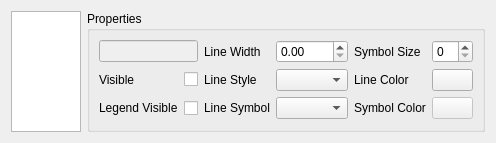
This is itom1DQwtPlot/widgetCurveProperties.ui in itom-project/designerPlugins as Qt 5 draws it before an edit. The edited form follows.
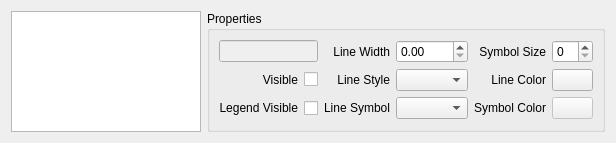
This is the edited form. Custom widgets are drawn as their Qt base class.

Commit message: itom1dQwtPlot: bug fix... legendFont is no longer set to default if any property of a curve or a plot is changed. Furthermore the titles of the curves are synchronized between the properties dialog and curve properties widget. Also :lipstick: in widgetCurveProperties.ui.

The edit to the form file:
```diff
--- a/itom1DQwtPlot/widgetCurveProperties.ui
+++ b/itom1DQwtPlot/widgetCurveProperties.ui
@@ -6,7 +6,7 @@
    <rect>
     <x>0</x>
     <y>0</y>
-    <width>493</width>
+    <width>616</width>
     <height>138</height>
    </rect>
   </property>
@@ -50,6 +50,9 @@
         <property name="text">
          <string>Visible</string>
         </property>
+        <property name="alignment">
+         <set>Qt::AlignRight|Qt::AlignTrailing|Qt::AlignVCenter</set>
+        </property>
        </widget>
       </item>
       <item row="1" column="1">
@@ -67,6 +70,9 @@
         <property name="text">
          <string>Legend Visible</string>
         </property>
+        <property name="alignment">
+         <set>Qt::AlignRight|Qt::AlignTrailing|Qt::AlignVCenter</set>
+        </property>
        </widget>
       </item>
       <item row="2" column="1">
@@ -82,79 +88,106 @@
         </property>
        </widget>
       </item>
-      <item row="0" column="3">
+      <item row="0" column="2">
        <widget class="QLabel" name="label_2">
+        <property name="layoutDirection">
+         <enum>Qt::LeftToRight</enum>
+        </property>
         <property name="text">
          <string>Line Width</string>
         </property>
+        <property name="alignment">
+         <set>Qt::AlignRight|Qt::AlignTrailing|Qt::AlignVCenter</set>
+        </property>
        </widget>
       </item>
-      <item row="0" column="4">
+      <item row="0" column="3">
        <widget class="QDoubleSpinBox" name="doubleSpinBoxLineWidth">
         <property name="keyboardTracking">
          <bool>false</bool>
         </property>
        </widget>
       </item>
-      <item row="1" column="3">
+      <item row="1" column="2">
        <widget class="QLabel" name="label">
+        <property name="sizePolicy">
+         <sizepolicy hsizetype="Preferred" vsizetype="Preferred">
+          <horstretch>0</horstretch>
+          <verstretch>0</verstretch>
+         </sizepolicy>
+        </property>
         <property name="text">
          <string>Line Style</string>
         </property>
+        <property name="alignment">
+         <set>Qt::AlignRight|Qt::AlignTrailing|Qt::AlignVCenter</set>
+        </property>
        </widget>
       </item>
-      <item row="1" column="4">
+      <item row="1" column="3">
        <widget class="QComboBox" name="comboBoxLineStyle"/>
       </item>
-      <item row="2" column="3">
+      <item row="2" column="2">
        <widget class="QLabel" name="label_6">
         <property name="text">
          <string>Line Symbol</string>
         </property>
+        <property name="alignment">
+         <set>Qt::AlignRight|Qt::AlignTrailing|Qt::AlignVCenter</set>
+        </property>
        </widget>
       </item>
-      <item row="2" column="4">
+      <item row="2" column="3">
        <widget class="QComboBox" name="comboBoxLineSymbol"/>
       </item>
-      <item row="0" column="5">
+      <item row="0" column="4">
        <widget class="QLabel" name="label_7">
         <property name="text">
          <string>Symbol Size</string>
         </property>
+        <property name="alignment">
+         <set>Qt::AlignRight|Qt::AlignTrailing|Qt::AlignVCenter</set>
+        </property>
        </widget>
       </item>
-      <item row="0" column="6">
+      <item row="0" column="5">
        <widget class="QSpinBox" name="spinBoxSymbolSize">
         <property name="keyboardTracking">
          <bool>false</bool>
         </property>
        </widget>
       </item>
-      <item row="1" column="5">
+      <item row="1" column="4">
        <widget class="QLabel" name="label_5">
         <property name="text">
          <string>Line Color</string>
         </property>
+        <property name="alignment">
+         <set>Qt::AlignRight|Qt::AlignTrailing|Qt::AlignVCenter</set>
+        </property>
        </widget>
       </item>
-      <item row="1" column="6">
+      <item row="1" column="5">
        <widget class="ColorPickerButton" name="colorPickerButtonLineStyle"/>
       </item>
-      <item row="2" column="5">
+      <item row="2" column="4">
        <widget class="QLabel" name="label_4">
         <property name="text">
          <string>Symbol Color</string>
         </property>
+        <property name="alignment">
+         <set>Qt::AlignRight|Qt::AlignTrailing|Qt::AlignVCenter</set>
+        </property>
        </widget>
       </item>
-      <item row="2" column="6">
+      <item row="2" column="5">
        <widget class="ColorPickerButton" name="colorPickerButtonSymbol">
         <property name="enabled">
          <bool>false</bool>
         </property>
        </widget>
       </item>
-      <item row="4" column="4">
+      <item row="4" column="3">
        <spacer name="verticalSpacer">
         <property name="orientation">
          <enum>Qt::Vertical</enum>
```
The commit also changes 6 other files.
